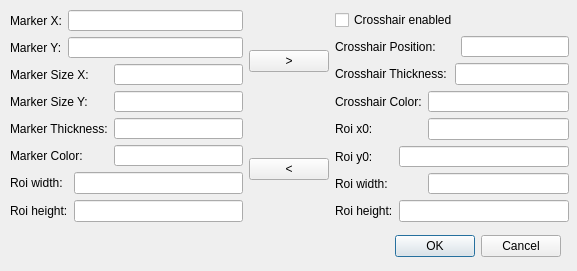
Above: imageclient/syncdialog.ui from ANKA-KIT/imageclient before the change. Below: the same form after it.
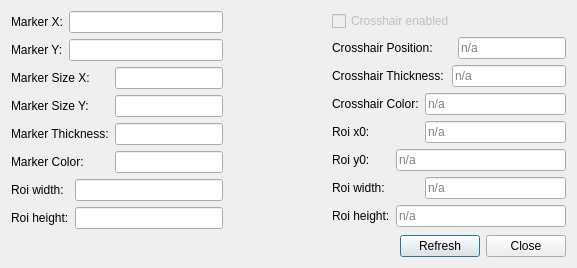
That is the form after the change.

What changed in the file:
```diff
--- a/imageclient/syncdialog.ui
+++ b/imageclient/syncdialog.ui
@@ -7,37 +7,14 @@
     <x>0</x>
     <y>0</y>
     <width>577</width>
-    <height>271</height>
+    <height>262</height>
    </rect>
   </property>
   <property name="windowTitle">
    <string>Sync with Tango Device</string>
   </property>
-  <widget class="QDialogButtonBox" name="buttonBox">
-   <property name="geometry">
-    <rect>
-     <x>220</x>
-     <y>230</y>
-     <width>341</width>
-     <height>32</height>
-    </rect>
-   </property>
-   <property name="orientation">
-    <enum>Qt::Horizontal</enum>
-   </property>
-   <property name="standardButtons">
-    <set>QDialogButtonBox::Cancel|QDialogButtonBox::Ok</set>
-   </property>
-  </widget>
-  <widget class="QWidget" name="">
-   <property name="geometry">
-    <rect>
-     <x>10</x>
-     <y>10</y>
-     <width>559</width>
-     <height>212</height>
-    </rect>
-   </property>
+  <layout class="QVBoxLayout" name="verticalLayout">
+   <item>
    <layout class="QHBoxLayout" name="horizontalLayout">
     <item>
      <layout class="QVBoxLayout" name="verticalLayout_2">
@@ -132,44 +109,17 @@
      </layout>
     </item>
     <item>
-     <layout class="QVBoxLayout" name="verticalLayout">
-      <item>
-       <widget class="QPushButton" name="syncToDeviceButton">
-        <property name="toolTip">
-         <string>Write marker values to tango device</string>
-        </property>
-        <property name="text">
-         <string>&gt;</string>
-        </property>
-       </widget>
-      </item>
-      <item>
-       <spacer name="verticalSpacer">
+      <spacer name="horizontalSpacer">
         <property name="orientation">
-         <enum>Qt::Vertical</enum>
-        </property>
-        <property name="sizeType">
-         <enum>QSizePolicy::Fixed</enum>
+        <enum>Qt::Horizontal</enum>
         </property>
         <property name="sizeHint" stdset="0">
          <size>
-          <width>20</width>
-          <height>40</height>
+         <width>40</width>
+         <height>20</height>
          </size>
         </property>
        </spacer>
-      </item>
-      <item>
-       <widget class="QPushButton" name="syncFromDeviceButton">
-        <property name="toolTip">
-         <string>Update marker using values of tango device</string>
-        </property>
-        <property name="text">
-         <string>&lt;</string>
-        </property>
-       </widget>
-      </item>
-     </layout>
     </item>
     <item>
      <layout class="QGridLayout" name="gridLayout_3">
@@ -178,6 +128,9 @@
         <property name="readOnly">
          <bool>true</bool>
         </property>
+         <property name="placeholderText">
+          <string>n/a</string>
+         </property>
        </widget>
       </item>
       <item row="4" column="0" colspan="2">
@@ -199,6 +152,9 @@
         <property name="readOnly">
          <bool>true</bool>
         </property>
+         <property name="placeholderText">
+          <string>n/a</string>
+         </property>
        </widget>
       </item>
       <item row="6" column="2" colspan="3">
@@ -206,6 +162,9 @@
         <property name="readOnly">
          <bool>true</bool>
         </property>
+         <property name="placeholderText">
+          <string>n/a</string>
+         </property>
        </widget>
       </item>
       <item row="7" column="1" colspan="4">
@@ -213,6 +172,9 @@
         <property name="readOnly">
          <bool>true</bool>
         </property>
+         <property name="placeholderText">
+          <string>n/a</string>
+         </property>
        </widget>
       </item>
       <item row="5" column="0">
@@ -227,6 +189,9 @@
         <property name="readOnly">
          <bool>true</bool>
         </property>
+         <property name="placeholderText">
+          <string>n/a</string>
+         </property>
        </widget>
       </item>
       <item row="6" column="0" colspan="2">
@@ -248,6 +213,9 @@
         <property name="readOnly">
          <bool>true</bool>
         </property>
+         <property name="placeholderText">
+          <string>n/a</string>
+         </property>
        </widget>
       </item>
       <item row="3" column="0" colspan="2">
@@ -269,10 +237,16 @@
         <property name="readOnly">
          <bool>true</bool>
         </property>
+         <property name="placeholderText">
+          <string>n/a</string>
+         </property>
        </widget>
       </item>
       <item row="0" column="0" colspan="5">
        <widget class="QCheckBox" name="tangoCrosshairEnabledcheckBox">
+         <property name="enabled">
+          <bool>false</bool>
+         </property>
         <property name="text">
          <string>Crosshair enabled</string>
         </property>
@@ -281,7 +255,51 @@
      </layout>
     </item>
    </layout>
-  </widget>
+   </item>
+   <item>
+    <layout class="QHBoxLayout" name="horizontalLayout_2">
+     <item>
+      <spacer name="horizontalSpacer_2">
+       <property name="orientation">
+        <enum>Qt::Horizontal</enum>
+       </property>
+       <property name="sizeType">
+        <enum>QSizePolicy::Expanding</enum>
+       </property>
+       <property name="sizeHint" stdset="0">
+        <size>
+         <width>40</width>
+         <height>20</height>
+        </size>
+       </property>
+      </spacer>
+     </item>
+     <item>
+      <widget class="QPushButton" name="refreshButton">
+       <property name="text">
+        <string>Refresh</string>
+       </property>
+      </widget>
+     </item>
+     <item>
+      <widget class="QDialogButtonBox" name="buttonBox">
+       <property name="sizePolicy">
+        <sizepolicy hsizetype="Fixed" vsizetype="Fixed">
+         <horstretch>0</horstretch>
+         <verstretch>0</verstretch>
+        </sizepolicy>
+       </property>
+       <property name="orientation">
+        <enum>Qt::Horizontal</enum>
+       </property>
+       <property name="standardButtons">
+        <set>QDialogButtonBox::Close</set>
+       </property>
+      </widget>
+     </item>
+    </layout>
+   </item>
+  </layout>
  </widget>
  <resources/>
  <connections>
```
Left out of the diff: 21 changed lines with no effect on the pictures. Lines whose indentation alone changed are shown as unchanged.
